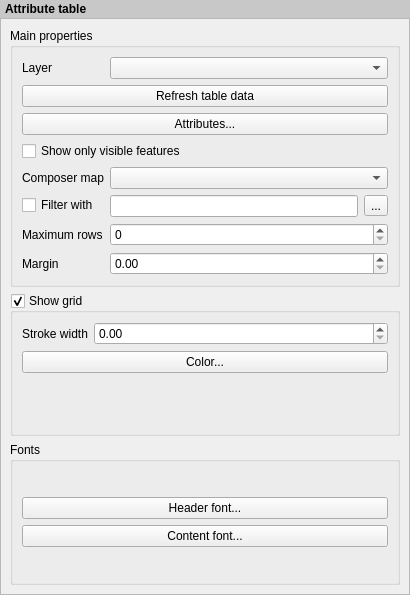
Above: src/ui/qgscomposertablewidgetbase.ui from carsmie/QGIS before the change. Below: the same form after it.
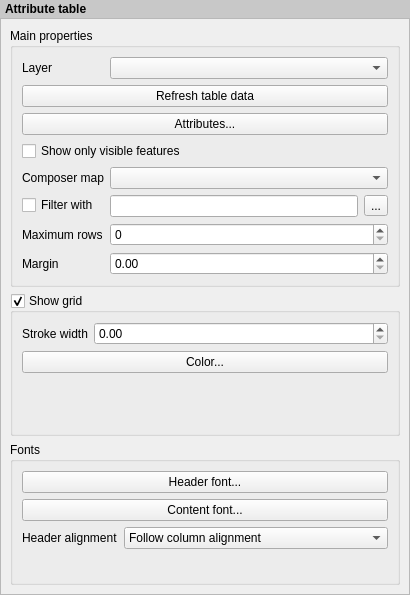
That is the form after the change. Icons and pictures are not drawn. Custom widgets are drawn as their Qt base class.

Commit message: [FEATURE][composer] Rework attribute tables to make tables more flexible. - Add support for reordering columns in a table (fix #5942) - Add support for expression based columns - Add support for setting column alignment (fix #2957) - Add support for setting column header alignment - Make sorting in tables correctly handle nulls, dates, times, locale aware string sorting This work also paves the way for future expansion of attribute tables to allow for setting column widths, column colors, etc.

The edit to the form file:
```diff
--- a/src/ui/qgscomposertablewidgetbase.ui
+++ b/src/ui/qgscomposertablewidgetbase.ui
@@ -45,9 +45,9 @@
       <property name="geometry">
        <rect>
         <x>0</x>
-        <y>0</y>
-        <width>408</width>
-        <height>572</height>
+        <y>-34</y>
+        <width>392</width>
+        <height>606</height>
        </rect>
       </property>
       <layout class="QVBoxLayout" name="mainLayout">
@@ -241,27 +241,51 @@
          <property name="collapsed" stdset="0">
           <bool>false</bool>
          </property>
-         <layout class="QVBoxLayout" name="verticalLayout_2">
-          <item>
-           <layout class="QVBoxLayout" name="verticalLayout_3">
-            <property name="spacing">
-             <number>6</number>
-            </property>
-            <item>
+         <layout class="QFormLayout" name="formLayout_2">
+          <item row="0" column="0" colspan="2">
              <widget class="QPushButton" name="mHeaderFontPushButton">
               <property name="text">
                <string>Header font...</string>
               </property>
              </widget>
             </item>
-            <item>
+          <item row="1" column="0" colspan="2">
              <widget class="QPushButton" name="mContentFontPushButton">
               <property name="text">
                <string>Content font...</string>
               </property>
              </widget>
             </item>
-           </layout>
+          <item row="2" column="0">
+           <widget class="QLabel" name="label_2">
+            <property name="text">
+             <string>Header alignment</string>
+            </property>
+           </widget>
+          </item>
+          <item row="2" column="1">
+           <widget class="QComboBox" name="mHeaderHAlignmentComboBox">
+            <item>
+             <property name="text">
+              <string>Follow column alignment</string>
+             </property>
+            </item>
+            <item>
+             <property name="text">
+              <string>Left</string>
+             </property>
+            </item>
+            <item>
+             <property name="text">
+              <string>Center</string>
+             </property>
+            </item>
+            <item>
+             <property name="text">
+              <string>Right</string>
+             </property>
+            </item>
+           </widget>
           </item>
          </layout>
         </widget>
```
Lines whose indentation alone changed are shown as unchanged. The commit also changes 23 other files.
